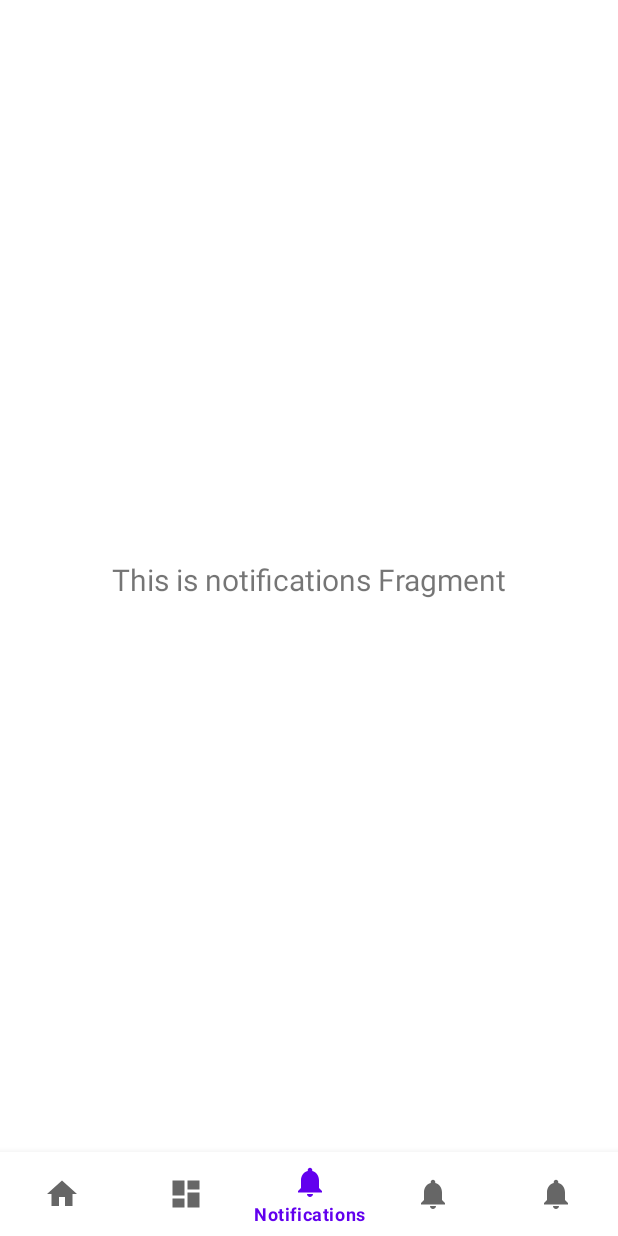
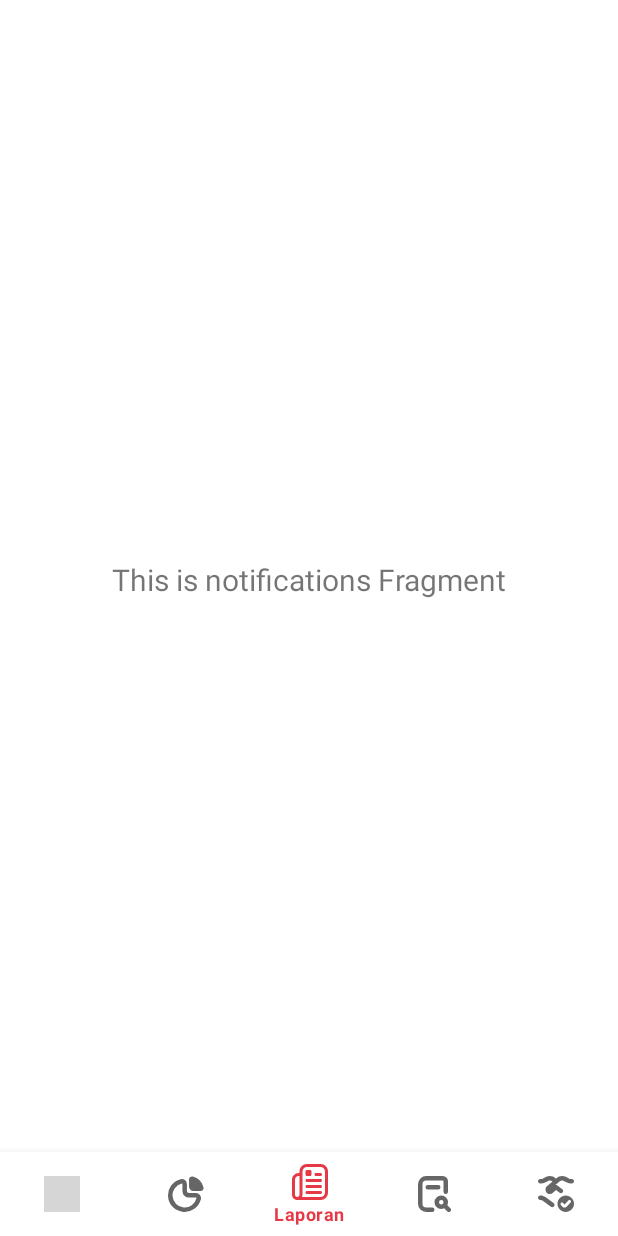
Before and after one commit to Orlandd/DashboardKeuangan, an Android app: the DashboardFragment screen opened through its navigation route, item 3 of the bottom bar chosen, on a phone screen of 412 x 824 dp. Run offline under Robolectric (Android 15) with nearby library versions, the phone set to English and light mode, and no system bars; our stand-ins replace navigation-ui; libraries missing offline, so code that uses them is left out: org.eazegraph.lib; 10 statements that could not run were skipped; grey boxes are pictures that could not be loaded.

Commit message:
Update: Buttom nav

```diff
--- a/app/src/main/java/com/example/dashboardkeuangan/ui/dashboard/DashboardFragment.kt
+++ b/app/src/main/java/com/example/dashboardkeuangan/ui/dashboard/DashboardFragment.kt
@@ -40,6 +40,47 @@ class DashboardFragment : Fragment() {
 //        dashboardViewModel.text.observe(viewLifecycleOwner) {
 //            textView.text = it
 //        }
+
+
+        val listData =  ArrayList<Pemasukan>()
+        listData.clear()
+        binding.rcData.setHasFixedSize(true)
+        binding.rcData.layoutManager = LinearLayoutManager(requireContext())
+
+        listData.add(Pemasukan("2018", "Mahasiswa", "UKT", "190000"))
+        listData.add(Pemasukan("2017", "Mahasiswa", "UKT", "190000"))
+        listData.add(Pemasukan("2016", "Mahasiswa", "UKT", "180000"))
+        listData.add(Pemasukan("2015", "Mahasiswa", "UKT", "140000"))
+        listData.add(Pemasukan("2014", "Mahasiswa", "UKT", "150000"))
+
+        val dataAdapter = PemasukanAdapter(requireContext(), listData)
+
+        binding.rcData.adapter = dataAdapter
+
+
+
+        //      Chart
+        val mPieChart = binding.piechart
+        mPieChart.clearChart()
+
+        mPieChart.addPieSlice(PieModel("Mahasiswa", 100f, Color.parseColor("#FE6DA8")))
+//        mPieChart.addPieSlice(PieModel("Sleep", 25f, Color.parseColor("#56B7F1")))
+//        mPieChart.addPieSlice(PieModel("Work", 35f, Color.parseColor("#CDA67F")))
+//        mPieChart.addPieSlice(PieModel("Eating", 9f, Color.parseColor("#FED70E")))
+
+        mPieChart.startAnimation()
+
+        val mBarChart = binding.barchart
+        mBarChart.clearChart()
+
+
+        mBarChart.addBar(BarModel("2014",150000f, -0xedcbaa))
+        mBarChart.addBar(BarModel("2015",140000f, -0xcbcbaa))
+        mBarChart.addBar(BarModel("2016",180000f, -0xa9cbaa))
+        mBarChart.addBar(BarModel("2017",190000f, -0x78c0aa))
+        mBarChart.addBar(BarModel("2018",190000f, -0xa9480f))
+
+        mBarChart.startAnimation()
 
 
         binding.pemasukan.setOnClickListener {
--- a/app/src/main/res/layout/fragment_dashboard.xml
+++ b/app/src/main/res/layout/fragment_dashboard.xml
@@ -247,7 +247,7 @@
         <androidx.recyclerview.widget.RecyclerView
             android:id="@+id/rc_data"
             android:layout_width="match_parent"
-            android:layout_height="244dp"
+            android:layout_height="288dp"
             android:layout_marginHorizontal="15dp"
             android:layout_marginTop="40dp" />
 
--- a/app/src/main/res/menu/bottom_nav_menu.xml
+++ b/app/src/main/res/menu/bottom_nav_menu.xml
@@ -3,27 +3,27 @@
 
     <item
         android:id="@+id/navigation_home"
-        android:icon="@drawable/ic_home_black_24dp"
-        android:title="@string/title_home" />
+        android:icon="@drawable/house_blank"
+        android:title="@string/title_dashboard" />
 
     <item
         android:id="@+id/navigation_dashboard"
-        android:icon="@drawable/ic_dashboard_black_24dp"
-        android:title="@string/title_dashboard" />
+        android:icon="@drawable/chart_pie_alt"
+        android:title="Chart" />
 
     <item
         android:id="@+id/navigation_notifications"
-        android:icon="@drawable/ic_notifications_black_24dp"
-        android:title="@string/title_notifications" />
+        android:icon="@drawable/newspaper"
+        android:title="Laporan" />
 
     <item
         android:id="@+id/navigation_penelitian"
-        android:icon="@drawable/ic_notifications_black_24dp"
+        android:icon="@drawable/search_alt"
         android:title="Penelitian" />
 
     <item
         android:id="@+id/navigation_kerjasama"
-        android:icon="@drawable/ic_notifications_black_24dp"
+        android:icon="@drawable/trust_alt"
         android:title="Kerjasama" />
 
 </menu>
--- a/app/src/main/res/values-night/themes.xml
+++ b/app/src/main/res/values-night/themes.xml
@@ -2,13 +2,13 @@
     <!-- Base application theme. -->
     <style name="Theme.DashboardKeuangan" parent="Theme.MaterialComponents.DayNight.NoActionBar">
         <!-- Primary brand color. -->
-        <item name="colorPrimary">@color/purple_200</item>
-        <item name="colorPrimaryVariant">@color/purple_700</item>
-        <item name="colorOnPrimary">@color/black</item>
+        <item name="colorPrimary">@color/color3</item>
+        <item name="colorPrimaryVariant">@color/color2</item>
+        <item name="colorOnPrimary">@color/white</item>
         <!-- Secondary brand color. -->
-        <item name="colorSecondary">@color/teal_200</item>
-        <item name="colorSecondaryVariant">@color/teal_200</item>
-        <item name="colorOnSecondary">@color/black</item>
+        <item name="colorSecondary">@color/color4</item>
+        <item name="colorSecondaryVariant">@color/color5</item>
+        <item name="colorOnSecondary">@color/white</item>
         <!-- Status bar color. -->
         <item name="android:statusBarColor">?attr/colorPrimaryVariant</item>
         <!-- Customize your theme here. -->
--- a/app/src/main/res/values/themes.xml
+++ b/app/src/main/res/values/themes.xml
@@ -2,12 +2,12 @@
     <!-- Base application theme. -->
     <style name="Theme.DashboardKeuangan" parent="Theme.MaterialComponents.DayNight.NoActionBar">
         <!-- Primary brand color. -->
-        <item name="colorPrimary">@color/purple_500</item>
-        <item name="colorPrimaryVariant">@color/purple_700</item>
+        <item name="colorPrimary">@color/color3</item>
+        <item name="colorPrimaryVariant">@color/color2</item>
         <item name="colorOnPrimary">@color/white</item>
         <!-- Secondary brand color. -->
-        <item name="colorSecondary">@color/teal_200</item>
-        <item name="colorSecondaryVariant">@color/teal_700</item>
+        <item name="colorSecondary">@color/color4</item>
+        <item name="colorSecondaryVariant">@color/color5</item>
         <item name="colorOnSecondary">@color/black</item>
         <!-- Status bar color. -->
         <item name="android:statusBarColor">?attr/colorPrimaryVariant</item>
```
